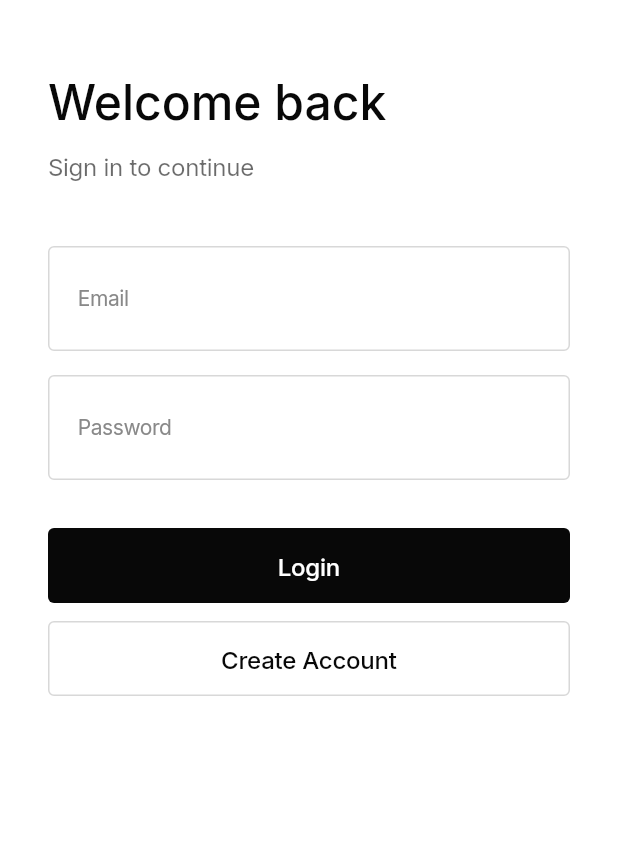
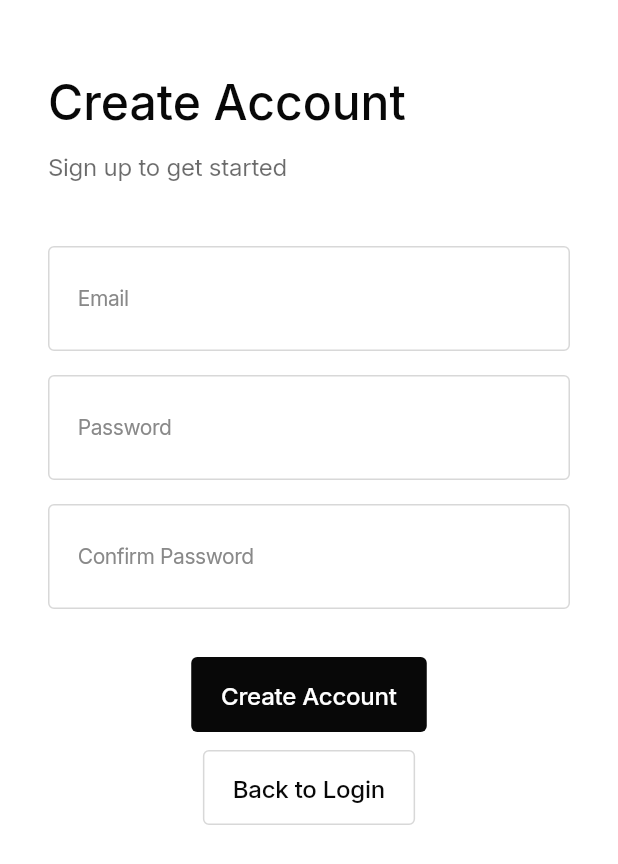
Before and after one commit to hib4/DermaScan, a Flutter app: the screen it shows after launch, after a tap on "Get Started", after a tap on "Create Account", on a phone screen of 412 x 824 dp. Shown: the top 864 px of the screen. Run offline on Flutter 3.47's test engine with Material 3 defaults, Android fonts, the phone set to English and light mode, and no system bars; our stand-ins replace bloc, camera, equatable, flutter_bloc, flutter_secure_storage, go_router and 3 more; missing offline and left inert: tflite_flutter.

Commit message:
feat: create RegistrationScreen and wire LoginScreen with AuthCubit

```diff
--- a/mobile/lib/screens/login_screen.dart
+++ b/mobile/lib/screens/login_screen.dart
@@ -1,9 +1,12 @@
 import 'package:flutter/material.dart';
+import 'package:flutter_bloc/flutter_bloc.dart';
 import 'package:go_router/go_router.dart';
 import '../core/constants/app_constants.dart';
+import '../core/cubit/auth_cubit.dart';
+import '../core/cubit/auth_states.dart';
+import '../widgets/custom_text_field.dart';
 import '../widgets/primary_button.dart';
 import '../widgets/secondary_button.dart';
-import '../widgets/custom_text_field.dart';
 
 class LoginScreen extends StatefulWidget {
   const LoginScreen({super.key});
@@ -13,15 +16,26 @@ class LoginScreen extends StatefulWidget {
 }
 
 class _LoginScreenState extends State<LoginScreen> {
-  final _emailController = TextEditingController();
-  final _passwordController = TextEditingController();
-  bool _loading = false;
+  final _email = TextEditingController();
+  final _password = TextEditingController();
 
   @override
   void dispose() {
-    _emailController.dispose();
-    _passwordController.dispose();
+    _email.dispose();
+    _password.dispose();
     super.dispose();
+  }
+
+  void _onLogin() {
+    final email = _email.text.trim();
+    final password = _password.text;
+    if (email.isEmpty || password.isEmpty) {
+      ScaffoldMessenger.of(context).showSnackBar(
+        const SnackBar(content: Text('Please fill in all fields')),
+      );
+      return;
+    }
+    context.read<AuthCubit>().login(email: email, password: password);
   }
 
   @override
@@ -49,26 +63,42 @@ class _LoginScreenState extends State<LoginScreen> {
               ),
               const SizedBox(height: 40),
               CustomTextField(
-                controller: _emailController,
+                controller: _email,
                 labelText: 'Email',
                 keyboardType: TextInputType.emailAddress,
               ),
               const SizedBox(height: 16),
               CustomTextField(
-                controller: _passwordController,
+                controller: _password,
                 labelText: 'Password',
                 obscureText: true,
               ),
               const SizedBox(height: 32),
+              BlocConsumer<AuthCubit, AuthState>(
+                listener: (context, state) {
+                  if (state is AuthError) {
+                    ScaffoldMessenger.of(context).showSnackBar(
+                      SnackBar(content: Text(state.message)),
+                    );
+                  }
+                },
+                builder: (context, state) {
+                  final loading = state is AuthLoading;
+                  return Column(
+                    children: [
                       PrimaryButton(
                         text: 'Login',
-                onPressed: _loading ? null : () => context.go(AppConstants.home),
-                isLoading: _loading,
+                        onPressed: loading ? null : _onLogin,
+                        isLoading: loading,
                       ),
                       const SizedBox(height: 12),
                       SecondaryButton(
                         text: 'Create Account',
-                onPressed: () {},
+                        onPressed: loading ? null : () => context.go(AppConstants.registration),
+                      ),
+                    ],
+                  );
+                },
               ),
             ],
           ),
--- a/mobile/lib/screens/registration_screen.dart
+++ b/mobile/lib/screens/registration_screen.dart
@@ -1,13 +1,132 @@
 import 'package:flutter/material.dart';
+import 'package:flutter_bloc/flutter_bloc.dart';
+import 'package:go_router/go_router.dart';
+import '../core/constants/app_constants.dart';
+import '../core/cubit/auth_cubit.dart';
+import '../core/cubit/auth_states.dart';
+import '../widgets/custom_text_field.dart';
+import '../widgets/primary_button.dart';
+import '../widgets/secondary_button.dart';
 
-class RegistrationScreen extends StatelessWidget {
+class RegistrationScreen extends StatefulWidget {
   const RegistrationScreen({super.key});
 
   @override
+  State<RegistrationScreen> createState() => _RegistrationScreenState();
+}
+
+class _RegistrationScreenState extends State<RegistrationScreen> {
+  final _email = TextEditingController();
+  final _password = TextEditingController();
+  final _confirm = TextEditingController();
+
+  @override
+  void dispose() {
+    _email.dispose();
+    _password.dispose();
+    _confirm.dispose();
+    super.dispose();
+  }
+
+  String? _validate() {
+    if (_email.text.trim().isEmpty || !_email.text.contains('@')) {
+      return 'Please enter a valid email';
+    }
+    if (_password.text.length < 6) {
+      return 'Password must be at least 6 characters';
+    }
+    if (_password.text != _confirm.text) {
+      return 'Passwords do not match';
+    }
+    return null;
+  }
+
+  void _onRegister() {
+    final err = _validate();
+    if (err != null) {
+      ScaffoldMessenger.of(context).showSnackBar(SnackBar(content: Text(err)));
+      return;
+    }
+    context.read<AuthCubit>().register(
+          email: _email.text.trim(),
+          password: _password.text,
+        );
+  }
+
+  @override
   Widget build(BuildContext context) {
+    final theme = Theme.of(context);
     return Scaffold(
-      appBar: AppBar(title: const Text('Create Account')),
-      body: const Center(child: Text('Registration')),
+      body: SafeArea(
+        child: SingleChildScrollView(
+          padding: const EdgeInsets.symmetric(horizontal: 32, vertical: 48),
+          child: Column(
+            crossAxisAlignment: CrossAxisAlignment.stretch,
+            children: [
+              Text(
+                'Create Account',
+                style: theme.textTheme.titleLarge?.copyWith(
+                  color: theme.colorScheme.onSurface,
+                ),
+              ),
+              const SizedBox(height: 8),
+              Text(
+                'Sign up to get started',
+                style: theme.textTheme.bodyMedium?.copyWith(
+                  color: theme.colorScheme.onSurface.withOpacity(0.6),
+                ),
+              ),
+              const SizedBox(height: 40),
+              CustomTextField(
+                controller: _email,
+                labelText: 'Email',
+                keyboardType: TextInputType.emailAddress,
+              ),
+              const SizedBox(height: 16),
+              CustomTextField(
+                controller: _password,
+                labelText: 'Password',
+                obscureText: true,
+              ),
+              const SizedBox(height: 16),
+              CustomTextField(
+                controller: _confirm,
+                labelText: 'Confirm Password',
+                obscureText: true,
+              ),
+              const SizedBox(height: 32),
+              BlocConsumer<AuthCubit, AuthState>(
+                listener: (context, state) {
+                  if (state is AuthError) {
+                    ScaffoldMessenger.of(context).showSnackBar(
+                      SnackBar(content: Text(state.message)),
+                    );
+                  } else if (state is AuthUnauthenticated) {
+                    context.go(AppConstants.login);
+                  }
+                },
+                builder: (context, state) {
+                  final loading = state is AuthLoading;
+                  return Column(
+                    children: [
+                      PrimaryButton(
+                        text: 'Create Account',
+                        onPressed: loading ? null : _onRegister,
+                        isLoading: loading,
+                      ),
+                      const SizedBox(height: 12),
+                      SecondaryButton(
+                        text: 'Back to Login',
+                        onPressed: loading ? null : () => context.go(AppConstants.login),
+                      ),
+                    ],
+                  );
+                },
+              ),
+            ],
+          ),
+        ),
+      ),
     );
   }
 }
```
Also changed, not shown: 2 other files. Lines whose indentation alone changed are shown as unchanged.
